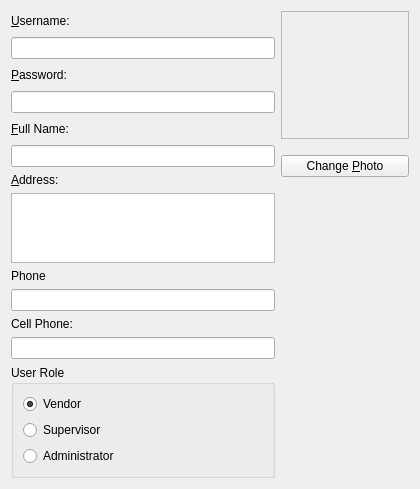
Qt form iotstock/src/ui/edituser_widget.ui (hiramvillarreal/iotpos) before a commit.
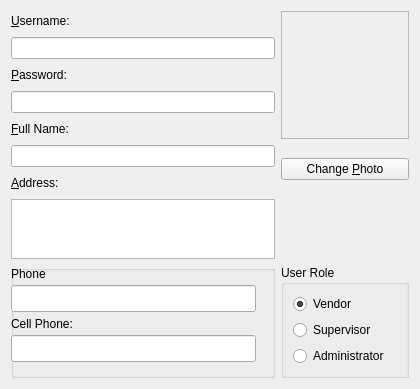
The same form after that commit.

Patch:
```diff
--- a/iotstock/src/ui/edituser_widget.ui
+++ b/iotstock/src/ui/edituser_widget.ui
@@ -7,7 +7,7 @@
     <x>0</x>
     <y>0</y>
     <width>420</width>
-    <height>465</height>
+    <height>389</height>
    </rect>
   </property>
   <property name="windowTitle">
@@ -24,6 +24,39 @@
      </property>
     </widget>
    </item>
+   <item row="8" column="1">
+    <widget class="QGroupBox" name="groupRoles">
+     <property name="title">
+      <string>User Role</string>
+     </property>
+     <layout class="QVBoxLayout" name="verticalLayout">
+      <item>
+       <widget class="QRadioButton" name="chRoleBasic">
+        <property name="text">
+         <string>Vendor</string>
+        </property>
+        <property name="checked">
+         <bool>true</bool>
+        </property>
+       </widget>
+      </item>
+      <item>
+       <widget class="QRadioButton" name="chRoleSupervisor">
+        <property name="text">
+         <string>Supervisor</string>
+        </property>
+       </widget>
+      </item>
+      <item>
+       <widget class="QRadioButton" name="chRoleAdmin">
+        <property name="text">
+         <string>Administrator</string>
+        </property>
+       </widget>
+      </item>
+     </layout>
+    </widget>
+   </item>
    <item row="0" column="1" rowspan="5">
     <widget class="QLabel" name="labelUsersPhoto">
      <property name="sizePolicy">
@@ -103,7 +136,7 @@
      <property name="maximumSize">
       <size>
        <width>16777215</width>
-       <height>100</height>
+       <height>60</height>
       </size>
      </property>
      <property name="tabChangesFocus">
@@ -114,76 +147,72 @@
      </property>
     </widget>
    </item>
-   <item row="7" column="1">
-    <spacer>
-     <property name="orientation">
-      <enum>Qt::Vertical</enum>
-     </property>
-     <property name="sizeHint" stdset="0">
-      <size>
-       <width>20</width>
-       <height>40</height>
-      </size>
-     </property>
-    </spacer>
-   </item>
    <item row="8" column="0">
-    <widget class="QLabel" name="label_17">
-     <property name="text">
-      <string>Phone</string>
-     </property>
-     <property name="buddy">
-      <cstring>editUsersPhone</cstring>
-     </property>
-    </widget>
-   </item>
-   <item row="9" column="0">
-    <widget class="QLineEdit" name="editUsersPhone"/>
-   </item>
-   <item row="10" column="0">
-    <widget class="QLabel" name="label_18">
-     <property name="text">
-      <string>Cell Phone:</string>
-     </property>
-     <property name="buddy">
-      <cstring>editUsersCell</cstring>
-     </property>
-    </widget>
-   </item>
-   <item row="11" column="0">
-    <widget class="QLineEdit" name="editUsersCell"/>
-   </item>
-   <item row="12" column="0">
-    <widget class="QGroupBox" name="groupRoles">
+    <widget class="QGroupBox" name="groupBox">
      <property name="title">
-      <string>User Role</string>
+      <string/>
      </property>
-     <layout class="QVBoxLayout" name="verticalLayout">
-      <item>
-       <widget class="QRadioButton" name="chRoleBasic">
-        <property name="text">
-         <string>Vendor</string>
-        </property>
-        <property name="checked">
-         <bool>true</bool>
-        </property>
-       </widget>
-      </item>
-      <item>
-       <widget class="QRadioButton" name="chRoleSupervisor">
-        <property name="text">
-         <string>Supervisor</string>
-        </property>
-       </widget>
-      </item>
-      <item>
-       <widget class="QRadioButton" name="chRoleAdmin">
-        <property name="text">
-         <string>Administrator</string>
-        </property>
-       </widget>
-      </item>
-     </layout>
+     <widget class="QLabel" name="label_17">
+      <property name="geometry">
+       <rect>
+        <x>0</x>
+        <y>0</y>
+        <width>245</width>
+        <height>17</height>
+       </rect>
+      </property>
+      <property name="text">
+       <string>Phone</string>
+      </property>
+      <property name="buddy">
+       <cstring>editUsersPhone</cstring>
+      </property>
+     </widget>
+     <widget class="QLineEdit" name="editUsersPhone">
+      <property name="geometry">
+       <rect>
+        <x>0</x>
+        <y>20</y>
+        <width>245</width>
+        <height>27</height>
+       </rect>
+      </property>
+     </widget>
+     <widget class="QLabel" name="label_18">
+      <property name="geometry">
+       <rect>
+        <x>0</x>
+        <y>50</y>
+        <width>245</width>
+        <height>17</height>
+       </rect>
+      </property>
+      <property name="text">
+       <string>Cell Phone:</string>
+      </property>
+      <property name="buddy">
+       <cstring>editUsersCell</cstring>
+      </property>
+     </widget>
+     <widget class="QLineEdit" name="editUsersCell">
+      <property name="geometry">
+       <rect>
+        <x>0</x>
+        <y>70</y>
+        <width>245</width>
+        <height>27</height>
+       </rect>
+      </property>
+     </widget>
+     <zorder>editUsersPhone</zorder>
+     <zorder>label_17</zorder>
+     <zorder>editUsersCell</zorder>
+     <zorder>label_18</zorder>
+     <zorder>label_17</zorder>
+     <zorder>editUsersPhone</zorder>
+     <zorder>label_18</zorder>
+     <zorder>editUsersCell</zorder>
+     <zorder></zorder>
     </widget>
    </item>
   </layout>
```
Left out of the diff: 6 changed lines with no effect on the pictures.
